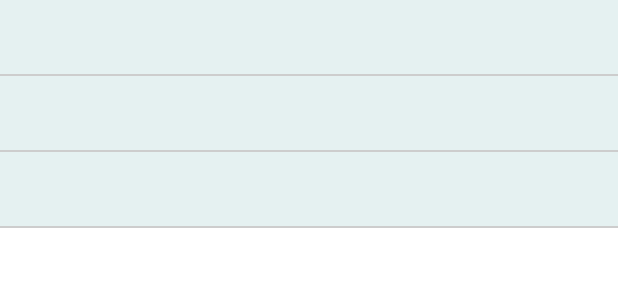
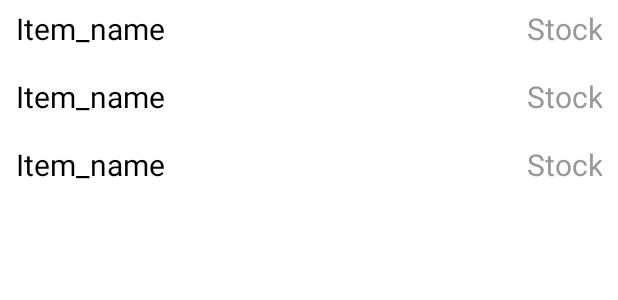
Before and after one commit to GrujicBard/ShoppingAssistant, an Android app: the layout fragment_database.xml on its own in the app's theme, with its tools: preview values and no code run, on a phone screen of 412 x 824 dp. Shown: the top 300 px of the screen. Run offline under Robolectric (Android 15) with nearby library versions, the phone set to English and light mode, and no system bars.

Commit message:
Updated database, updated item recyclerview and adapter, updated DatabaseFragment.ktm, added item dialog fragment

```diff
--- a/app/src/main/java/com/example/tzva_naloga_1/database/ItemRepository.kt
+++ b/app/src/main/java/com/example/tzva_naloga_1/database/ItemRepository.kt
@@ -17,6 +17,12 @@ class ItemRepository(private val itemDao: ItemDao) {
 
     @Suppress("RedundantSuspendModifier")
     @WorkerThread
+    suspend fun updateItem(item: ItemEntity) {
+        itemDao.updateItem(item)
+    }
+
+    @Suppress("RedundantSuspendModifier")
+    @WorkerThread
     suspend fun deleteAllItems() {
         itemDao.deleteAllItems()
     }
--- a/app/src/main/java/com/example/tzva_naloga_1/database/ItemRoomDatabase.kt
+++ b/app/src/main/java/com/example/tzva_naloga_1/database/ItemRoomDatabase.kt
@@ -10,7 +10,7 @@ import com.example.tzva_naloga_1.database.entities.ItemEntity
 import kotlinx.coroutines.CoroutineScope
 import kotlinx.coroutines.launch
 
-@Database(entities = [ItemEntity::class], version = 5, exportSchema = false)
+@Database(entities = [ItemEntity::class], version = 7, exportSchema = false)
 public abstract class ItemRoomDatabase: RoomDatabase() {
 
     abstract fun itemDao(): ItemDao;
--- a/app/src/main/java/com/example/tzva_naloga_1/database/dao/ItemDao.kt
+++ b/app/src/main/java/com/example/tzva_naloga_1/database/dao/ItemDao.kt
@@ -20,5 +20,5 @@ interface ItemDao {
     suspend fun deleteAllItems()
 
     @Update
-    fun updateItem(item: ItemEntity?)
+    suspend fun updateItem(item: ItemEntity?)
 }
--- a/app/src/main/java/com/example/tzva_naloga_1/ui/fragments/InputFragment.kt
+++ b/app/src/main/java/com/example/tzva_naloga_1/ui/fragments/InputFragment.kt
@@ -17,7 +17,7 @@ import com.example.tzva_naloga_1.database.ItemsApplication
 import com.example.tzva_naloga_1.database.entities.ItemEntity
 import com.example.tzva_naloga_1.database.entities.Shop
 import com.example.tzva_naloga_1.database.entities.Storage
-import com.example.tzva_naloga_1.ui.dialog_fragments.SummaryDialogFragment
+import com.example.tzva_naloga_1.ui.dialog_fragments.ItemDialogFragment
 import com.google.android.material.datepicker.MaterialDatePicker
 
 
@@ -82,13 +82,13 @@ class InputFragment : Fragment() {
         }
 
         btn_save.setOnClickListener{
-            val dialog = SummaryDialogFragment()
+            //val dialog = ItemDialogFragment()
             val item = ItemEntity(
                 0,
                 et_EAN.text.toString(),
                 et_item_name.text.toString(),
                 et_price.text.toString().toDouble(),
-                et_quantity.text.toString().toInt(),
+                et_quantity.text.toString(),
                 et_stock.text.toString().toInt(),
                 dd_shop.text.toString(),
                 dd_storage.text.toString(),
--- /dev/null
+++ b/app/src/main/res/drawable/ic_baseline_add_circle_24.xml
@@ -0,0 +1,5 @@
+<vector android:height="24dp" android:tint="#000000"
+    android:viewportHeight="24" android:viewportWidth="24"
+    android:width="24dp" xmlns:android="http://schemas.android.com/apk/res/android">
+    <path android:fillColor="@android:color/white" android:pathData="M12,2C6.48,2 2,6.48 2,12s4.48,10 10,10 10,-4.48 10,-10S17.52,2 12,2zM17,13h-4v4h-2v-4L7,13v-2h4L11,7h2v4h4v2z"/>
+</vector>
--- /dev/null
+++ b/app/src/main/res/drawable/ic_baseline_favorite_border_24.xml
@@ -0,0 +1,5 @@
+<vector android:height="24dp" android:tint="#FFFFFF"
+    android:viewportHeight="24" android:viewportWidth="24"
+    android:width="24dp" xmlns:android="http://schemas.android.com/apk/res/android">
+    <path android:fillColor="@android:color/white" android:pathData="M16.5,3c-1.74,0 -3.41,0.81 -4.5,2.09C10.91,3.81 9.24,3 7.5,3 4.42,3 2,5.42 2,8.5c0,3.78 3.4,6.86 8.55,11.54L12,21.35l1.45,-1.32C18.6,15.36 22,12.28 22,8.5 22,5.42 19.58,3 16.5,3zM12.1,18.55l-0.1,0.1 -0.1,-0.1C7.14,14.24 4,11.39 4,8.5 4,6.5 5.5,5 7.5,5c1.54,0 3.04,0.99 3.57,2.36h1.87C13.46,5.99 14.96,5 16.5,5c2,0 3.5,1.5 3.5,3.5 0,2.89 -3.14,5.74 -7.9,10.05z"/>
+</vector>
--- /dev/null
+++ b/app/src/main/res/drawable/ic_baseline_remove_circle_24.xml
@@ -0,0 +1,5 @@
+<vector android:height="24dp" android:tint="#000000"
+    android:viewportHeight="24" android:viewportWidth="24"
+    android:width="24dp" xmlns:android="http://schemas.android.com/apk/res/android">
+    <path android:fillColor="@android:color/white" android:pathData="M12,2C6.48,2 2,6.48 2,12s4.48,10 10,10 10,-4.48 10,-10S17.52,2 12,2zM17,13L7,13v-2h10v2z"/>
+</vector>
--- /dev/null
+++ b/app/src/main/res/drawable/ic_baseline_remove_shopping_cart_24.xml
@@ -0,0 +1,5 @@
+<vector android:height="24dp" android:tint="#FFFFFF"
+    android:viewportHeight="24" android:viewportWidth="24"
+    android:width="24dp" xmlns:android="http://schemas.android.com/apk/res/android">
+    <path android:fillColor="@android:color/white" android:pathData="M22.73,22.73L2.77,2.77 2,2l-0.73,-0.73L0,2.54l4.39,4.39 2.21,4.66 -1.35,2.45c-0.16,0.28 -0.25,0.61 -0.25,0.96 0,1.1 0.9,2 2,2h7.46l1.38,1.38c-0.5,0.36 -0.83,0.95 -0.83,1.62 0,1.1 0.89,2 1.99,2 0.67,0 1.26,-0.33 1.62,-0.84L21.46,24l1.27,-1.27zM7.42,15c-0.14,0 -0.25,-0.11 -0.25,-0.25l0.03,-0.12 0.9,-1.63h2.36l2,2L7.42,15zM15.55,13c0.75,0 1.41,-0.41 1.75,-1.03l3.58,-6.49c0.08,-0.14 0.12,-0.31 0.12,-0.48 0,-0.55 -0.45,-1 -1,-1L6.54,4l9.01,9zM7,18c-1.1,0 -1.99,0.9 -1.99,2S5.9,22 7,22s2,-0.9 2,-2 -0.9,-2 -2,-2z"/>
+</vector>
--- a/app/src/main/res/layout/recyclerview_item.xml
+++ b/app/src/main/res/layout/recyclerview_item.xml
@@ -1,31 +1,58 @@
 <?xml version="1.0" encoding="utf-8"?>
-<LinearLayout xmlns:android="http://schemas.android.com/apk/res/android"
-    android:orientation="vertical"
+<RelativeLayout xmlns:android="http://schemas.android.com/apk/res/android"
+    xmlns:app="http://schemas.android.com/apk/res-auto"
+    xmlns:tools="http://schemas.android.com/tools"
     android:layout_width="match_parent"
-    android:layout_height="wrap_content">
+    android:layout_height="40dp"
+    android:layout_marginBottom="5dp"
+    android:layout_marginStart="5dp"
+    android:layout_marginEnd="5dp"
+    android:background="@color/white"
+    android:orientation="horizontal"
+    >
+
+    <LinearLayout
+        style="@style/rv_item_layout"
+        android:layout_width="match_parent"
+        android:orientation="vertical">
 
         <TextView
-        android:id="@+id/tv_rv_item"
-        android:padding="10dp"
+            style="@style/rv_item_tv"
+            android:id="@+id/rv_tv_name"
+            android:layout_width="wrap_content"
+            android:layout_height="wrap_content"
+            tools:text="Item_name" />
+    </LinearLayout>
+
+    <LinearLayout
+        style="@style/rv_item_layout"
+        android:layout_width="match_parent"
+        android:orientation="vertical">
+
+        <TextView
+            style="@style/rv_item_tv"
+            android:id="@+id/rv_tv_stock"
             android:layout_width="match_parent"
             android:layout_height="wrap_content"
-        android:background="#E5F1F1"
-        android:textColor="#6C6C6C"
-        android:textAppearance="@style/TextAppearance.AppCompat.Large"/>
+            android:gravity="end"
+            android:textColor="#989898"
+            tools:text="Stock" />
+
+    </LinearLayout>
+
+    <LinearLayout
+        style="@style/rv_item_layout"
+        android:layout_width="match_parent"
+        android:orientation="vertical">
 
         <ImageView
+            android:id="@+id/check_box"
             android:layout_width="wrap_content"
             android:layout_height="wrap_content"
-        android:id="@+id/check_box"
             android:layout_marginStart="12dp"
             android:layout_marginEnd="12dp"
-        android:visibility="gone"
             android:src="@drawable/ic_baseline_check_box_24"
-        />
+            android:visibility="gone" />
+    </LinearLayout>
 
-    <View
-        android:layout_width="match_parent"
-        android:layout_height="1dp"
-        android:background="#CDCDCD" />
-
-</LinearLayout>
+</RelativeLayout>
--- /dev/null
+++ b/app/src/main/res/values/style.xml
@@ -0,0 +1,22 @@
+<?xml version="1.0" encoding="utf-8"?>
+<resources>
+    <style name="rv_item_layout">
+        <item name="android:layout_width">wrap_content</item>
+        <item name="android:layout_height">match_parent</item>
+        <item name="android:padding">5dp</item>
+        <item name="android:layout_weight">1</item>
+    </style>
+    <style name="rv_item_tv">
+        <item name="android:layout_width">wrap_content</item>
+        <item name="android:layout_height">match_parent</item>
+        <item name="android:textSize">20sp</item>
+        <item name="android:textColor">@color/black</item>
+    </style>
+    <style name="dg_item">
+        <item name="android:layout_width">wrap_content</item>
+        <item name="android:layout_height">match_parent</item>
+        <item name="android:textSize">23sp</item>
+        <item name="android:textColor">@color/black</item>
+    </style>
+
+</resources>
```
Also changed, not shown: app/src/main/java/com/example/tzva_naloga_1/adapters/ItemListAdapter.kt (+33 -26 lines), app/src/main/java/com/example/tzva_naloga_1/database/ItemViewModel.kt (+4 -3 lines), app/src/main/java/com/example/tzva_naloga_1/database/entities/ItemEntity.kt (+4 -4 lines), app/src/main/java/com/example/tzva_naloga_1/ui/dialog_fragments/ItemDialogFragment.kt (added, +111 -0 lines), app/src/main/java/com/example/tzva_naloga_1/ui/dialog_fragments/SummaryDialogFragment.kt (deleted, +0 -30 lines), app/src/main/java/com/example/tzva_naloga_1/ui/fragments/DatabaseFragment.kt (+11 -2 lines), app/src/main/res/drawable/image_stroke.xml (added, +7 -0 lines), app/src/main/res/layout/dialog_item_info.xml (added, +224 -0 lines), app/src/main/res/layout/fragment_summary_dialog.xml (deleted, +0 -55 lines), app/src/main/res/values/strings.xml (+11 -0 lines), 1 other file. Lines whose indentation alone changed are shown as unchanged.
